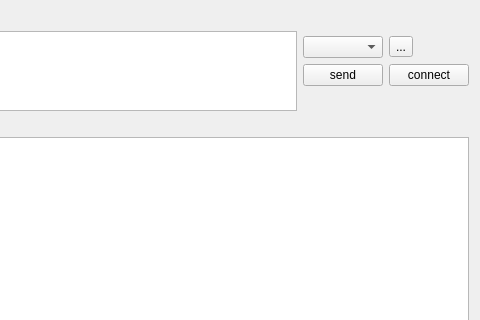
Above: src/serialportwidget.ui from binfeng-young/serialport before the change; both pictures show x 216 to 696 and y 0 to 320 of the 696 by 633 pixel window. Below: the same form after it.
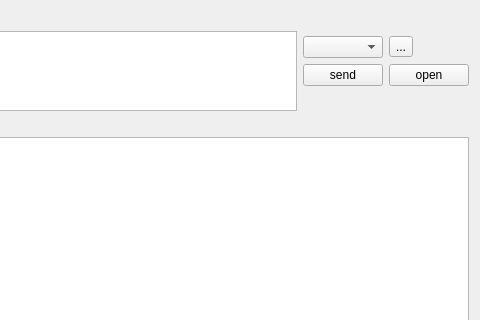
That is the form after the change.

```diff
--- a/src/serialportwidget.ui
+++ b/src/serialportwidget.ui
@@ -69,7 +69,7 @@
          <item row="2" column="1">
           <widget class="QPushButton" name="connectButton">
            <property name="text">
-            <string>connect</string>
+            <string>open</string>
            </property>
           </widget>
          </item>
```
Left out of the diff: 16 changed lines with no effect on the pictures.
